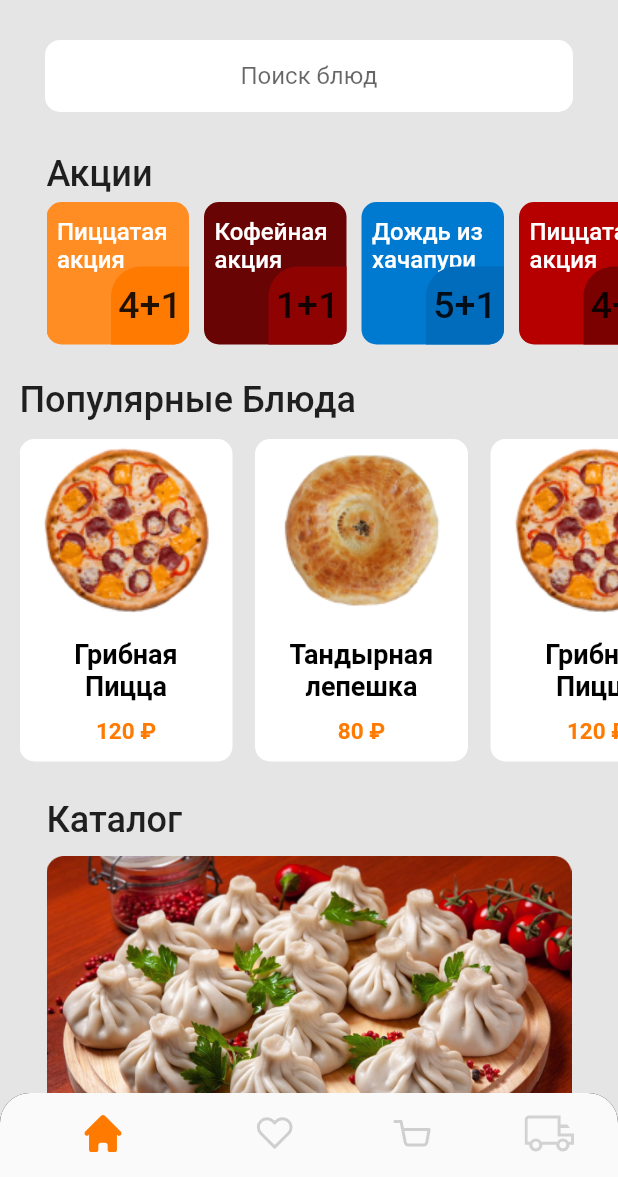
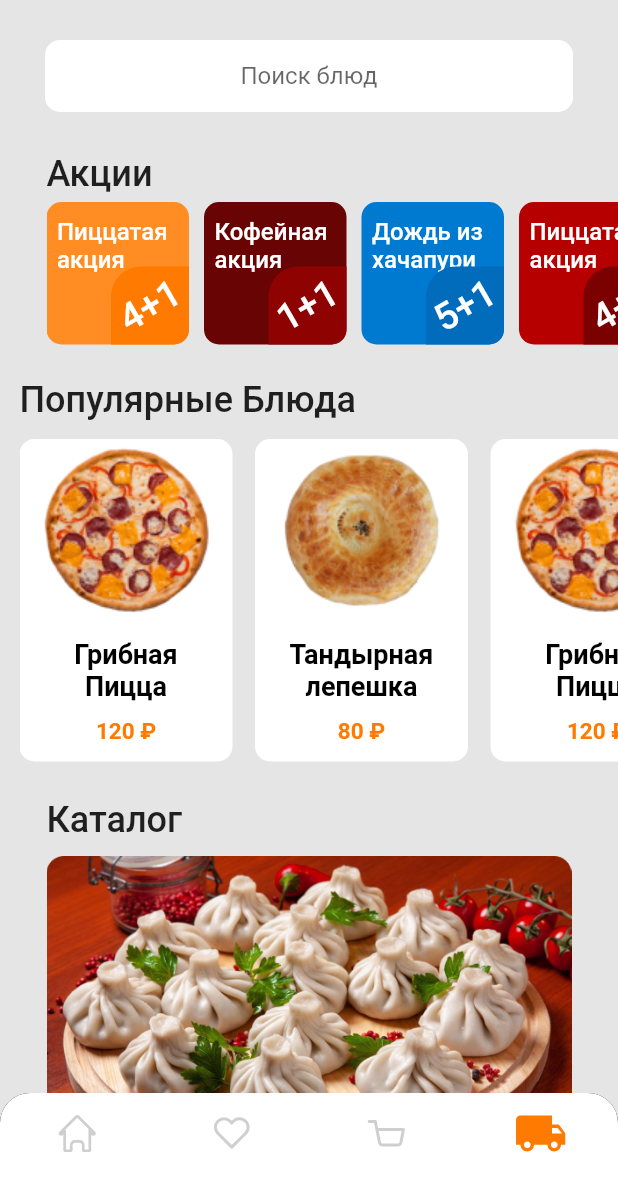
Before and after one commit to IceUnite/guga_screen, a Flutter app: the screen it shows after launch, on a phone screen of 412 x 824 dp, the part 59-1236 px from its top. Run offline on Flutter 3.47's test engine with Material 2 defaults, Android fonts, the phone set to English and light mode, and no system bars; our stand-ins replace flutter_riverpod, flutter_svg, freezed_annotation, riverpod; missing offline and left inert: dart:ffi.

Commit message:
Пофиксил отрисовку на ProfilePage

```diff
--- a/lib/components/widgets/bottom_navigation_bar.dart
+++ b/lib/components/widgets/bottom_navigation_bar.dart
@@ -2,7 +2,7 @@ import 'package:flutter/material.dart';
 import 'package:flutter_svg/flutter_svg.dart';
 
 GlobalNavigationBar() {
-  int selectedpage = 0;
+  int currentIndex = 3;
   return Container(
     clipBehavior: Clip.antiAlias,
     decoration: const BoxDecoration(
@@ -13,34 +13,38 @@ GlobalNavigationBar() {
       ),
     ),
     child: BottomNavigationBar(
+      // iconSize: 100,
       showSelectedLabels: false,
       showUnselectedLabels: false,
-      currentIndex: selectedpage,
+      type: BottomNavigationBarType.fixed,
+      currentIndex: currentIndex,
+      // onTap: (index) => setState(()=> currentIndex = index),
+
       //TODO сделать навигацию и интерфейс
       items: <BottomNavigationBarItem>[
         BottomNavigationBarItem(
-          icon: selectedpage == 0
+          icon: currentIndex == 0
               ? SvgPicture.asset('assets/icons/navigation_active0.svg')
               : SvgPicture.asset('assets/icons/navigation0.svg'),
           label: 'home',
         ),
         BottomNavigationBarItem(
-          icon: selectedpage == 1
+          icon: currentIndex == 1
               ? SvgPicture.asset('assets/icons/navigation_active1.svg')
               : SvgPicture.asset('assets/icons/navigation1.svg'),
           label: 'home',
         ),
         BottomNavigationBarItem(
-          icon: selectedpage == 2
+          icon: currentIndex == 2
               ? SvgPicture.asset('assets/icons/navigation_active2.svg')
               : SvgPicture.asset('assets/icons/navigation2.svg'),
           label: 'home',
         ),
         BottomNavigationBarItem(
-          icon: selectedpage == 3
+          icon: currentIndex == 3
               ? SvgPicture.asset('assets/icons/navigation_active3.svg')
               : SvgPicture.asset('assets/icons/navigation3.svg'),
-          label: 'home',
+           label: 'home',
         ),
       ],
       // currentIndex: _selectedIndex,
--- a/lib/home_page/home_page_ui.dart
+++ b/lib/home_page/home_page_ui.dart
@@ -6,6 +6,7 @@ import 'package:guga_screen/home_page/widgets/home_page_appbar.dart';
 import 'package:guga_screen/home_page/widgets/popular_food.dart';
 import 'package:guga_screen/home_page/widgets/promotion_widget.dart';
 import 'package:guga_screen/profile_page/manager.dart';
+import 'package:guga_screen/profile_page/models/profile_page_state.dart';
 import '../components/widgets/bottom_navigation_bar.dart';
 import 'data/catalog_product_data.dart';
 import 'data/home_page_promotion_data.dart';
@@ -20,11 +21,11 @@ class HomePage extends ConsumerStatefulWidget {
 class _HomePageState extends ConsumerState<HomePage> {
   @override
   Widget build(BuildContext context) {
-    // final homeManager = ref.watch(homeManagerProvider);
-    final manager = ref.watch(profileManagerProvider);
+    final adressState = ref.watch(profilePageStateProvider);
+    //final manager = ref.watch(profileManagerProvider);
     return Scaffold(
       backgroundColor: const Color(0xffE5E5E5),
-      appBar: HomePageAppBar(manager.profilePageStateHolder.userAdress),
+      appBar: HomePageAppBar(adressState.userAdress),
       bottomNavigationBar: GlobalNavigationBar(),
       body: SingleChildScrollView(
         child: Column(
--- a/lib/home_page/widgets/promotion_widget.dart
+++ b/lib/home_page/widgets/promotion_widget.dart
@@ -1,3 +1,5 @@
+import 'dart:math';
+
 import 'package:flutter/material.dart';
 
 class PromotionWidget extends StatelessWidget {
@@ -18,7 +20,7 @@ class PromotionWidget extends StatelessWidget {
   Widget build(BuildContext context) {
     return Container(
       width: 95, height: 95,
-      margin: EdgeInsets.only(right: 10),
+      margin: const EdgeInsets.only(right: 10),
       decoration: BoxDecoration(
         color: widgetColor,
         borderRadius: BorderRadius.circular(10),
@@ -50,7 +52,7 @@ class PromotionWidget extends StatelessWidget {
                 ),
               ),
             ),
-            child: Center(child: Text(subTitle, style: TextStyle(fontSize: 25, fontWeight: FontWeight.w500),)),
+            child: Transform.rotate(angle: -pi/6,child: Center(child: Text(subTitle, style: const TextStyle(fontSize: 25, fontWeight: FontWeight.w500, color: Colors.white),))),
           ),
         ],
       ),
--- a/lib/profile_page/profile_page_ui.dart
+++ b/lib/profile_page/profile_page_ui.dart
@@ -2,6 +2,7 @@ import 'package:flutter/material.dart';
 import 'package:flutter_riverpod/flutter_riverpod.dart';
 import 'package:flutter_svg/flutter_svg.dart';
 import 'package:guga_screen/profile_page/manager.dart';
+import 'package:guga_screen/profile_page/models/profile_page_state.dart';
 import 'Widgets/achievment.dart';
 import 'Widgets/profile_appbar.dart';
 
@@ -20,6 +21,7 @@ class _ProfilePageState extends ConsumerState<ProfilePage> {
   @override
   Widget build(BuildContext context) {
     final manager = ref.watch(profileManagerProvider);
+    final state = ref.watch(profilePageStateProvider);
     return Scaffold(
       backgroundColor: Colors.white,
       appBar: ProfileAppBar(),
@@ -127,7 +129,7 @@ class _ProfilePageState extends ConsumerState<ProfilePage> {
                       controller: phoneController,
                       decoration: InputDecoration(
                         //TODO Сделать перерисовку
-                        hintText: manager.profilePageStateHolder.phoneNumber
+                        hintText: state.phoneNumber
                       ),
 
                     ),
@@ -146,12 +148,12 @@ class _ProfilePageState extends ConsumerState<ProfilePage> {
                   SizedBox(
                     height: 30,
                     child: TextField(
-                      onChanged: (value){
+                      onSubmitted: (value){
                         manager.changeUserAdress(Adress: value);
                         },
                       decoration: InputDecoration(
                         //TODO Сделать перерисовку
-                          hintText: manager.profilePageStateHolder.userAdress
+                          hintText: state.userAdress
                       ),
                       controller: adressController,
                     ),
```
